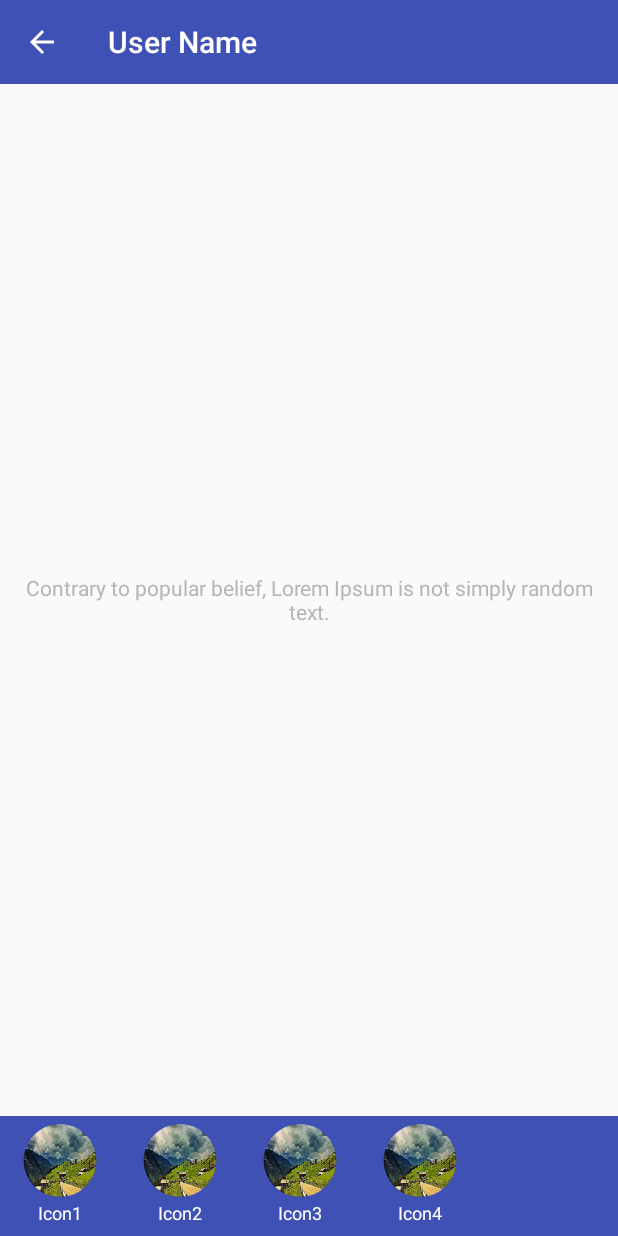
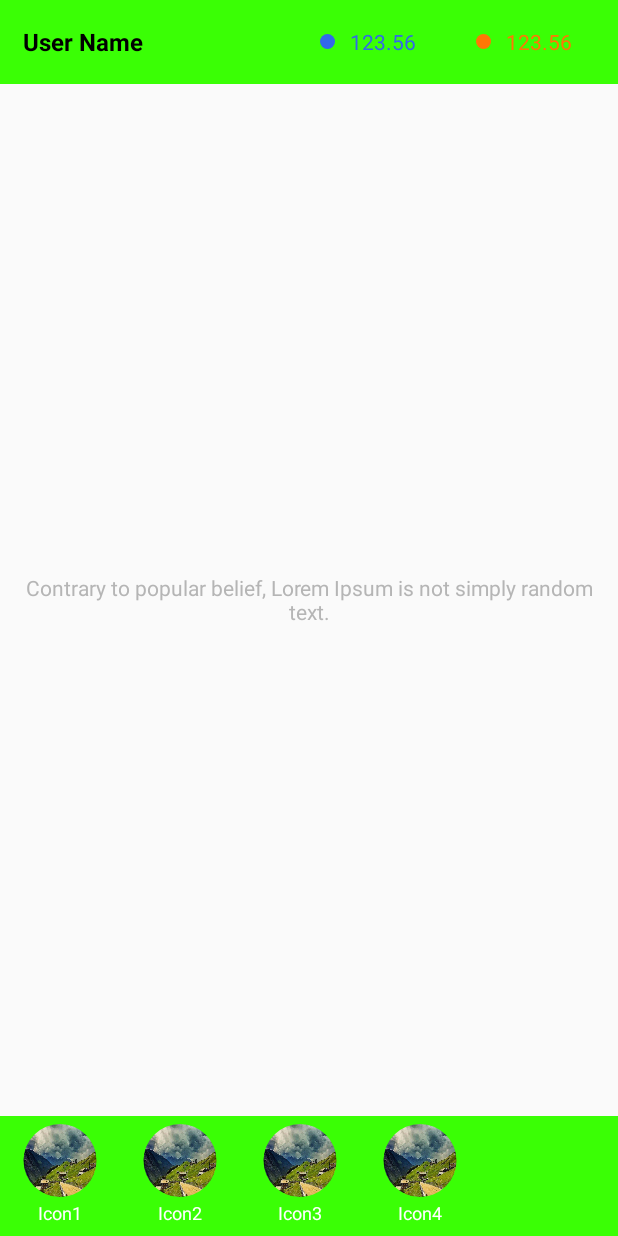
Before and after one commit to radhacomeng/Geoempire, an Android app: the screen it shows after launch (ActivityHome), after a tap on "Icon3", on a phone screen of 412 x 824 dp. Run offline under Robolectric (Android 15) with nearby library versions, the phone set to English and light mode, and no system bars; our stand-ins replace ButterKnife, CircleImageView.

Commit message:
Initial Commit

```diff
--- a/app/src/main/java/lv/molssoft/geoempire/ActivityHome.java
+++ b/app/src/main/java/lv/molssoft/geoempire/ActivityHome.java
@@ -9,6 +9,7 @@ import android.support.v7.widget.Toolbar;
 import android.view.MenuItem;
 import android.view.WindowManager;
 import android.widget.FrameLayout;
+import android.widget.TextView;
 
 import butterknife.BindView;
 import butterknife.ButterKnife;
@@ -16,10 +17,6 @@ import lv.molssoft.geoempire.adapter.HomeRecyclerAdapter;
 import lv.molssoft.geoempire.dialog.DBPopup;
 import lv.molssoft.geoempire.fragments.FragmentGeneral;
 import lv.molssoft.geoempire.fragments.FragmentHome;
-
-/**
- * Created by Creators Corp 9 on 21/8/2018.
- */
 
 public class ActivityHome extends AppCompatActivity {
 
@@ -30,6 +27,12 @@ public class ActivityHome extends AppCompatActivity {
     HomeRecyclerAdapter adapter;
     @BindView(R.id.toolbar)
     Toolbar toolbar;
+    @BindView(R.id.tvUserName)
+    TextView tvUserName;
+    @BindView(R.id.tvBlueText)
+    TextView tvBlueText;
+    @BindView(R.id.tvOrangeText)
+    TextView tvOrangeText;
 
     @Override
     protected void onCreate(Bundle savedInstanceState) {
@@ -52,9 +55,7 @@ public class ActivityHome extends AppCompatActivity {
     }
 
     void setUpActionBar() {
-        setSupportActionBar(toolbar);
-        getSupportActionBar().setTitle(R.string.user_name);
-        getSupportActionBar().setDisplayHomeAsUpEnabled(true);
+        tvUserName.setText(getResources().getString(R.string.user_name));
     }
 
     void replaceFragment(Fragment fragment) {
--- /dev/null
+++ b/app/src/main/res/drawable/blue_round.xml
@@ -0,0 +1,8 @@
+<?xml version="1.0" encoding="utf-8"?>
+<shape xmlns:android="http://schemas.android.com/apk/res/android"
+    android:shape="oval">
+    <size
+        android:width="@dimen/pad_10"
+        android:height="@dimen/pad_10" />
+    <solid android:color="@color/colorBlue" />
+</shape>
--- /dev/null
+++ b/app/src/main/res/drawable/orange_round.xml
@@ -0,0 +1,8 @@
+<?xml version="1.0" encoding="utf-8"?>
+<shape xmlns:android="http://schemas.android.com/apk/res/android"
+    android:shape="oval">
+    <size
+        android:width="@dimen/pad_10"
+        android:height="@dimen/pad_10" />
+    <solid android:color="@color/orangeColor" />
+</shape>
--- a/app/src/main/res/layout/activity_home.xml
+++ b/app/src/main/res/layout/activity_home.xml
@@ -7,14 +7,58 @@
 
     <LinearLayout
         android:layout_width="match_parent"
-        android:layout_height="wrap_content"
-        android:orientation="horizontal"></LinearLayout>
+        android:layout_height="?actionBarSize"
+        android:background="@color/colorPrimary"
+        android:gravity="center"
+        android:orientation="horizontal">
+
+        <TextView
+            android:id="@+id/tvUserName"
+            android:layout_width="0dp"
+            android:layout_height="wrap_content"
+            android:layout_marginLeft="@dimen/pad_15"
+            android:layout_marginStart="@dimen/pad_15"
+            android:layout_weight="2"
+            android:textColor="@color/colorBlack"
+            android:textSize="@dimen/txt_16"
+            android:textStyle="bold" />
+
+
+        <TextView
+            android:id="@+id/tvBlueText"
+            android:layout_width="0dp"
+            android:layout_height="wrap_content"
+            android:layout_marginLeft="@dimen/pad_10"
+            android:layout_marginStart="@dimen/pad_10"
+            android:layout_weight="1"
+            android:drawableLeft="@drawable/blue_round"
+            android:drawablePadding="@dimen/pad_10"
+            android:drawableStart="@drawable/blue_round"
+            android:text="@string/demo_value"
+            android:textColor="@color/colorBlue"
+            android:textSize="@dimen/txt_14" />
+
+        <TextView
+            android:id="@+id/tvOrangeText"
+            android:layout_width="0dp"
+            android:layout_height="wrap_content"
+            android:layout_marginLeft="@dimen/pad_10"
+            android:layout_marginStart="@dimen/pad_10"
+            android:layout_weight="1"
+            android:drawableLeft="@drawable/orange_round"
+            android:drawablePadding="@dimen/pad_10"
+            android:drawableStart="@drawable/orange_round"
+            android:text="@string/demo_value"
+            android:textColor="@color/orangeColor"
+            android:textSize="@dimen/txt_14" />
+    </LinearLayout>
 
     <android.support.v7.widget.Toolbar
         android:id="@+id/toolbar"
         android:layout_width="fill_parent"
         android:layout_height="?actionBarSize"
         android:background="@color/colorPrimary"
+        android:visibility="gone"
         app:popupTheme="@style/AppTheme.PopupOverlay"
         app:theme="@style/ThemeOverlay.AppCompat.Dark.ActionBar" />
 
@@ -28,7 +72,7 @@
         android:id="@+id/recyclerview"
         android:layout_width="match_parent"
         android:layout_height="wrap_content"
-        android:layout_gravity="left"
+        android:layout_gravity="start"
         android:background="@color/colorPrimary"
         android:orientation="horizontal" />
 </LinearLayout>
--- a/app/src/main/res/values/colors.xml
+++ b/app/src/main/res/values/colors.xml
@@ -1,8 +1,11 @@
 <?xml version="1.0" encoding="utf-8"?>
 <resources>
-    <color name="colorPrimary">#3F51B5</color>
-    <color name="colorPrimaryDark">#303F9F</color>
+    <color name="colorPrimary">#3AFF05</color>
+    <color name="colorPrimaryDark">#3AFF05</color>
+    <color name="orangeColor">#FF7705</color>
+    <color name="colorBlue">#3269E9</color>
     <color name="colorAccent">#FF4081</color>
     <color name="colorWhite">#FFFFFF</color>
     <color name="gray_color">#b5b5b5</color>
+    <color name="colorBlack">#000000</color>
 </resources>
--- a/app/src/main/res/values/dimens.xml
+++ b/app/src/main/res/values/dimens.xml
@@ -6,8 +6,10 @@
     <dimen name="pad_2">2dp</dimen>
     <dimen name="pad_5">5dp</dimen>
     <dimen name="pad_10">10dp</dimen>
+    <dimen name="pad_15">15dp</dimen>
 
     <dimen name="txt_12">12sp</dimen>
     <dimen name="txt_16">16sp</dimen>
+    <dimen name="txt_14">14sp</dimen>
     <dimen name="txt_22">22sp</dimen>
 </resources>
--- a/app/src/main/res/values/strings.xml
+++ b/app/src/main/res/values/strings.xml
@@ -6,6 +6,7 @@
     <string name="button_2">Button 2</string>
     <string name="lorem_ipsum">Contrary to popular belief, Lorem Ipsum is not simply random text.</string>
     <string name="user_name">User Name</string>
+    <string name="demo_value">123.56</string>
 
     <string-array name="dashboard_data">
         <item>Icon1</item>
```
